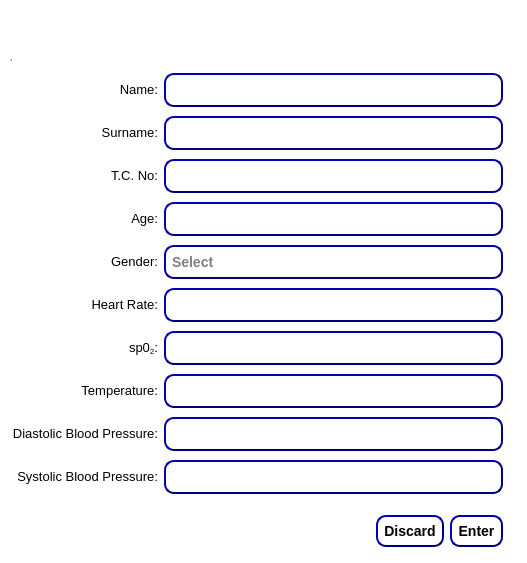
Qt form ui_files/ManualEntryWindow.ui (bburakcetinkaya/e-triyaj-ui) before a commit.
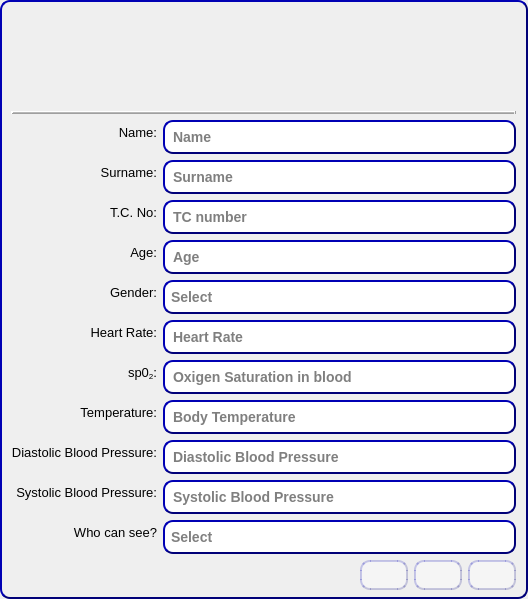
The same form after that commit. Icons and pictures are not drawn.

Patch:
```diff
--- a/ui_files/ManualEntryWindow.ui
+++ b/ui_files/ManualEntryWindow.ui
@@ -6,19 +6,19 @@
    <rect>
     <x>0</x>
     <y>0</y>
-    <width>527</width>
-    <height>563</height>
+    <width>528</width>
+    <height>599</height>
    </rect>
   </property>
   <property name="sizePolicy">
-   <sizepolicy hsizetype="Fixed" vsizetype="Fixed">
+   <sizepolicy hsizetype="MinimumExpanding" vsizetype="MinimumExpanding">
     <horstretch>0</horstretch>
     <verstretch>0</verstretch>
    </sizepolicy>
   </property>
   <property name="minimumSize">
    <size>
-    <width>0</width>
+    <width>96</width>
     <height>0</height>
    </size>
   </property>
@@ -32,17 +32,46 @@
    <string>Manual Entry</string>
   </property>
   <property name="styleSheet">
-   <string notr="true">background-color: rgb(255, 255, 255);</string>
+   <string notr="true">#manualEntryWindow
+{
+
+background-image: url(:);
+background-repeat: no-repeat;
+background-position: center;
+
+    border-style: outset;
+    border-width: 2px;
+    border-radius: 10px;
+    border-color: rgb(0, 0, 120);
+    min-width: 5em;
+    padding: 6px;
+}</string>
   </property>
+  <widget class="QWidget" name="verticalLayoutWidget">
+   <property name="geometry">
+    <rect>
+     <x>11</x>
+     <y>11</y>
+     <width>505</width>
+     <height>579</height>
+    </rect>
+   </property>
+   <layout class="QVBoxLayout" name="verticalLayout">
+    <item>
+     <widget class="QLabel" name="label_2">
+      <property name="text">
+       <string/>
+      </property>
+      <property name="pixmap">
+       <pixmap>../logo/e-triage_manual_entry_form.png</pixmap>
+      </property>
+      <property name="alignment">
+       <set>Qt::AlignCenter</set>
+      </property>
+     </widget>
+    </item>
+    <item>
   <widget class="Line" name="line">
-   <property name="geometry">
-    <rect>
-     <x>10</x>
-     <y>50</y>
-     <width>491</width>
-     <height>16</height>
-    </rect>
-   </property>
    <property name="frameShadow">
     <enum>QFrame::Raised</enum>
    </property>
@@ -56,39 +85,72 @@
     <enum>Qt::Horizontal</enum>
    </property>
   </widget>
-  <widget class="QLabel" name="label_2">
-   <property name="geometry">
-    <rect>
-     <x>12</x>
-     <y>12</y>
-     <width>503</width>
-     <height>51</height>
-    </rect>
-   </property>
-   <property name="text">
-    <string/>
-   </property>
-   <property name="pixmap">
-    <pixmap>../logo/e-triage_manual_entry_form.png</pixmap>
-   </property>
-  </widget>
-  <widget class="QWidget" name="">
-   <property name="geometry">
-    <rect>
-     <x>12</x>
-     <y>70</y>
-     <width>491</width>
-     <height>435</height>
-    </rect>
-   </property>
-   <layout class="QGridLayout" name="gridLayout_2">
+    </item>
+    <item>
+     <layout class="QFormLayout" name="formLayout">
+      <property name="labelAlignment">
+       <set>Qt::AlignRight|Qt::AlignTrailing|Qt::AlignVCenter</set>
+      </property>
     <item row="0" column="0">
      <widget class="QLabel" name="nameLabel">
+        <property name="styleSheet">
+         <string notr="true">QLabel 
+{
+	background-color: &quot;transparent&quot;
+}</string>
+        </property>
       <property name="text">
        <string>&lt;html&gt;&lt;head/&gt;&lt;body&gt;&lt;p align=&quot;right&quot;&gt;&lt;span style=&quot; font-size:10pt;&quot;&gt;Name:&lt;/span&gt;&lt;/p&gt;&lt;/body&gt;&lt;/html&gt;</string>
       </property>
      </widget>
     </item>
+      <item row="0" column="1">
+       <widget class="QLineEdit" name="nameEdit">
+        <property name="styleSheet">
+         <string notr="true">QLineEdit {
+    background-color:  rgb(255,255,255);
+    border-style: outset;
+    border-width: 2px;
+    border-radius: 10px;
+    border-color: rgb(0, 0, 120);
+    font: bold 14px;
+	color: black;
+    min-width: 5em;
+    padding: 6px;
+}</string>
+        </property>
+        <property name="placeholderText">
+         <string>Name</string>
+        </property>
+       </widget>
+      </item>
+      <item row="1" column="0">
+       <widget class="QLabel" name="surnameLabel">
+        <property name="text">
+         <string>&lt;html&gt;&lt;head/&gt;&lt;body&gt;&lt;p align=&quot;right&quot;&gt;&lt;span style=&quot; font-size:10pt;&quot;&gt;Surname:&lt;/span&gt;&lt;/p&gt;&lt;/body&gt;&lt;/html&gt;</string>
+        </property>
+       </widget>
+      </item>
+      <item row="1" column="1">
+       <widget class="QLineEdit" name="surnameEdit">
+        <property name="styleSheet">
+         <string notr="true">QLineEdit {
+    background-color:  rgb(255,255,255);
+    border-style: outset;
+    border-width: 2px;
+    border-radius: 10px;
+    border-color: rgb(0, 0, 120);
+    font: bold 14px;
+	color: black;
+    min-width: 5em;
+    padding: 6px;
+}</string>
+        </property>
+        <property name="placeholderText">
+         <string>Surname</string>
+        </property>
+       </widget>
+      </item>
     <item row="2" column="0">
      <widget class="QLabel" name="tcLabel">
       <property name="text">
@@ -96,24 +158,23 @@
       </property>
      </widget>
     </item>
-    <item row="8" column="0">
-     <widget class="QLabel" name="diastBPLabel">
-      <property name="text">
-       <string>&lt;html&gt;&lt;head/&gt;&lt;body&gt;&lt;p align=&quot;right&quot;&gt;&lt;span style=&quot; font-size:10pt;&quot;&gt;Diastolic Blood Pressure:&lt;/span&gt;&lt;/p&gt;&lt;/body&gt;&lt;/html&gt;</string>
-      </property>
-     </widget>
-    </item>
-    <item row="6" column="0">
-     <widget class="QLabel" name="spo2Label">
-      <property name="text">
-       <string>&lt;html&gt;&lt;head/&gt;&lt;body&gt;&lt;p align=&quot;right&quot;&gt;&lt;span style=&quot; font-size:10pt;&quot;&gt;sp0&lt;/span&gt;&lt;span style=&quot; font-size:10pt; vertical-align:sub;&quot;&gt;2&lt;/span&gt;&lt;span style=&quot; font-size:10pt;&quot;&gt;:&lt;/span&gt;&lt;/p&gt;&lt;/body&gt;&lt;/html&gt;</string>
-      </property>
-     </widget>
-    </item>
-    <item row="9" column="0">
-     <widget class="QLabel" name="sysBPLabel">
-      <property name="text">
-       <string>&lt;html&gt;&lt;head/&gt;&lt;body&gt;&lt;p align=&quot;right&quot;&gt;&lt;span style=&quot; font-size:10pt;&quot;&gt;Systolic Blood Pressure:&lt;/span&gt;&lt;/p&gt;&lt;/body&gt;&lt;/html&gt;</string>
+      <item row="2" column="1">
+       <widget class="QLineEdit" name="tcEdit">
+        <property name="styleSheet">
+         <string notr="true">QLineEdit {
+    background-color:  rgb(255,255,255);
+    border-style: outset;
+    border-width: 2px;
+    border-radius: 10px;
+    border-color: rgb(0, 0, 120);
+    font: bold 14px;
+	color: black;
+    min-width: 5em;
+    padding: 6px;
+}</string>
+        </property>
+        <property name="placeholderText">
+         <string>TC number</string>
       </property>
      </widget>
     </item>
@@ -124,6 +185,26 @@
       </property>
      </widget>
     </item>
+      <item row="3" column="1">
+       <widget class="QLineEdit" name="ageEdit">
+        <property name="styleSheet">
+         <string notr="true">QLineEdit {
+    background-color:  rgb(255,255,255);
+    border-style: outset;
+    border-width: 2px;
+    border-radius: 10px;
+    border-color: rgb(0, 0, 120);
+    font: bold 14px;
+	color: black;
+    min-width: 5em;
+    padding: 6px;
+}</string>
+        </property>
+        <property name="placeholderText">
+         <string>Age</string>
+        </property>
+       </widget>
+      </item>
     <item row="4" column="0">
      <widget class="QLabel" name="genderLabel">
       <property name="text">
@@ -131,13 +212,6 @@
       </property>
      </widget>
     </item>
-    <item row="5" column="0">
-     <widget class="QLabel" name="heartRateLabel">
-      <property name="text">
-       <string>&lt;html&gt;&lt;head/&gt;&lt;body&gt;&lt;p align=&quot;right&quot;&gt;&lt;span style=&quot; font-size:10pt;&quot;&gt;Heart Rate:&lt;/span&gt;&lt;/p&gt;&lt;/body&gt;&lt;/html&gt;</string>
-      </property>
-     </widget>
-    </item>
     <item row="4" column="1">
      <widget class="QComboBox" name="genderComboBox">
       <property name="contextMenuPolicy">
@@ -199,85 +273,10 @@
       </item>
      </widget>
     </item>
-    <item row="1" column="0">
-     <widget class="QLabel" name="surnameLabel">
+      <item row="5" column="0">
+       <widget class="QLabel" name="heartRateLabel">
       <property name="text">
-       <string>&lt;html&gt;&lt;head/&gt;&lt;body&gt;&lt;p align=&quot;right&quot;&gt;&lt;span style=&quot; font-size:10pt;&quot;&gt;Surname:&lt;/span&gt;&lt;/p&gt;&lt;/body&gt;&lt;/html&gt;</string>
-      </property>
-     </widget>
-    </item>
-    <item row="7" column="0">
-     <widget class="QLabel" name="temperatureLabel">
-      <property name="text">
-       <string>&lt;html&gt;&lt;head/&gt;&lt;body&gt;&lt;p align=&quot;right&quot;&gt;&lt;span style=&quot; font-size:10pt;&quot;&gt;Temperature:&lt;/span&gt;&lt;/p&gt;&lt;/body&gt;&lt;/html&gt;</string>
-      </property>
-     </widget>
-    </item>
-    <item row="0" column="1">
-     <widget class="QLineEdit" name="nameEdit">
-      <property name="styleSheet">
-       <string notr="true">QLineEdit {
-    background-color:  rgb(255,255,255);
-    border-style: outset;
-    border-width: 2px;
-    border-radius: 10px;
-    border-color: rgb(0, 0, 120);
-    font: bold 14px;
-	color: black;
-    min-width: 5em;
-    padding: 6px;
-}</string>
-      </property>
-     </widget>
-    </item>
-    <item row="1" column="1">
-     <widget class="QLineEdit" name="surnameEdit">
-      <property name="styleSheet">
-       <string notr="true">QLineEdit {
-    background-color:  rgb(255,255,255);
-    border-style: outset;
-    border-width: 2px;
-    border-radius: 10px;
-    border-color: rgb(0, 0, 120);
-    font: bold 14px;
-	color: black;
-    min-width: 5em;
-    padding: 6px;
-}</string>
-      </property>
-     </widget>
-    </item>
-    <item row="2" column="1">
-     <widget class="QLineEdit" name="tcEdit">
-      <property name="styleSheet">
-       <string notr="true">QLineEdit {
-    background-color:  rgb(255,255,255);
-    border-style: outset;
-    border-width: 2px;
-    border-radius: 10px;
-    border-color: rgb(0, 0, 120);
-    font: bold 14px;
-	color: black;
-    min-width: 5em;
-    padding: 6px;
-}</string>
-      </property>
-     </widget>
-    </item>
-    <item row="3" column="1">
-     <widget class="QLineEdit" name="ageEdit">
-      <property name="styleSheet">
-       <string notr="true">QLineEdit {
-    background-color:  rgb(255,255,255);
-    border-style: outset;
-    border-width: 2px;
-    border-radius: 10px;
-    border-color: rgb(0, 0, 120);
-    font: bold 14px;
-	color: black;
-    min-width: 5em;
-    padding: 6px;
-}</string>
+         <string>&lt;html&gt;&lt;head/&gt;&lt;body&gt;&lt;p align=&quot;right&quot;&gt;&lt;span style=&quot; font-size:10pt;&quot;&gt;Heart Rate:&lt;/span&gt;&lt;/p&gt;&lt;/body&gt;&lt;/html&gt;</string>
       </property>
      </widget>
     </item>
@@ -296,6 +295,16 @@
     padding: 6px;
 }</string>
       </property>
+        <property name="placeholderText">
+         <string>Heart Rate</string>
+        </property>
+       </widget>
+      </item>
+      <item row="6" column="0">
+       <widget class="QLabel" name="spo2Label">
+        <property name="text">
+         <string>&lt;html&gt;&lt;head/&gt;&lt;body&gt;&lt;p align=&quot;right&quot;&gt;&lt;span style=&quot; font-size:10pt;&quot;&gt;sp0&lt;/span&gt;&lt;span style=&quot; font-size:10pt; vertical-align:sub;&quot;&gt;2&lt;/span&gt;&lt;span style=&quot; font-size:10pt;&quot;&gt;:&lt;/span&gt;&lt;/p&gt;&lt;/body&gt;&lt;/html&gt;</string>
+        </property>
      </widget>
     </item>
     <item row="6" column="1">
@@ -313,6 +322,16 @@
     padding: 6px;
 }</string>
       </property>
+        <property name="placeholderText">
+         <string>Oxigen Saturation in blood</string>
+        </property>
+       </widget>
+      </item>
+      <item row="7" column="0">
+       <widget class="QLabel" name="temperatureLabel">
+        <property name="text">
+         <string>&lt;html&gt;&lt;head/&gt;&lt;body&gt;&lt;p align=&quot;right&quot;&gt;&lt;span style=&quot; font-size:10pt;&quot;&gt;Temperature:&lt;/span&gt;&lt;/p&gt;&lt;/body&gt;&lt;/html&gt;</string>
+        </property>
      </widget>
     </item>
     <item row="7" column="1">
@@ -330,6 +349,16 @@
     padding: 6px;
 }</string>
       </property>
+        <property name="placeholderText">
+         <string>Body Temperature</string>
+        </property>
+       </widget>
+      </item>
+      <item row="8" column="0">
+       <widget class="QLabel" name="diastBPLabel">
+        <property name="text">
+         <string>&lt;html&gt;&lt;head/&gt;&lt;body&gt;&lt;p align=&quot;right&quot;&gt;&lt;span style=&quot; font-size:10pt;&quot;&gt;Diastolic Blood Pressure:&lt;/span&gt;&lt;/p&gt;&lt;/body&gt;&lt;/html&gt;</string>
+        </property>
      </widget>
     </item>
     <item row="8" column="1">
@@ -347,6 +376,16 @@
     padding: 6px;
 }</string>
       </property>
+        <property name="placeholderText">
+         <string>Diastolic Blood Pressure</string>
+        </property>
+       </widget>
+      </item>
+      <item row="9" column="0">
+       <widget class="QLabel" name="sysBPLabel">
+        <property name="text">
+         <string>&lt;html&gt;&lt;head/&gt;&lt;body&gt;&lt;p align=&quot;right&quot;&gt;&lt;span style=&quot; font-size:10pt;&quot;&gt;Systolic Blood Pressure:&lt;/span&gt;&lt;/p&gt;&lt;/body&gt;&lt;/html&gt;</string>
+        </property>
      </widget>
     </item>
     <item row="9" column="1">
@@ -364,73 +403,76 @@
     padding: 6px;
 }</string>
       </property>
-     </widget>
-    </item>
-   </layout>
-  </widget>
-  <widget class="QWidget" name="">
-   <property name="geometry">
-    <rect>
-     <x>12</x>
-     <y>512</y>
-     <width>491</width>
-     <height>39</height>
-    </rect>
-   </property>
-   <layout class="QGridLayout" name="gridLayout_4">
-    <item row="0" column="1">
-     <layout class="QGridLayout" name="gridLayout_5">
-      <item row="0" column="1">
-       <widget class="QPushButton" name="manualEntryEnterButton">
+        <property name="placeholderText">
+         <string>Systolic Blood Pressure</string>
+        </property>
+       </widget>
+      </item>
+      <item row="10" column="0">
+       <widget class="QLabel" name="onlyMyDoctor_label">
+        <property name="text">
+         <string>&lt;html&gt;&lt;head/&gt;&lt;body&gt;&lt;p align=&quot;right&quot;&gt;&lt;span style=&quot; font-size:10pt;&quot;&gt;Who can see?&lt;/span&gt;&lt;/p&gt;&lt;/body&gt;&lt;/html&gt;</string>
+        </property>
+       </widget>
+      </item>
+      <item row="10" column="1">
+       <widget class="QComboBox" name="onlyMyDoctor_comboBox">
+        <property name="contextMenuPolicy">
+         <enum>Qt::CustomContextMenu</enum>
+        </property>
         <property name="styleSheet">
-         <string notr="true">QPushButton {
+         <string notr="true">QComboBox{
     background-color:  rgb(255,255,255);
     border-style: outset;
     border-width: 2px;
     border-radius: 10px;
     border-color: rgb(0, 0, 120);
     font: bold 14px;
-	color: black;
-    min-width: 5em;
+	color: grey;
+    min-width: 10em;
     padding: 6px;
 }
-QPushButton:pressed {
-    background-color: rgb(0, 0, 150);
-    border-style: inset;
+QComboBox::drop-down 
+{
+    border: 0px; /* This seems to replace the whole arrow of the combo box */
+}
+QComboBox::down-arrow {
+    image: url(../logo/down_arrow.png);
+    width: 14px;
+    height: 14px;
 }</string>
         </property>
+        <property name="iconSize">
+         <size>
+          <width>16</width>
+          <height>16</height>
+         </size>
+        </property>
+        <property name="frame">
+         <bool>false</bool>
+        </property>
+        <item>
         <property name="text">
-         <string>Enter</string>
-        </property>
-       </widget>
-      </item>
-      <item row="0" column="0">
-       <widget class="QPushButton" name="manualEntryDiscardButton">
-        <property name="styleSheet">
-         <string notr="true">QPushButton {
-    background-color:  rgb(255,255,255);
-    border-style: outset;
-    border-width: 2px;
-    border-radius: 10px;
-    border-color: rgb(0, 0, 120);
-    font: bold 14px;
-	color: black;
-    min-width: 5em;
-    padding: 6px;
-}
-QPushButton:pressed {
-    background-color: rgb(0, 0, 150);
-    border-style: inset;
-}</string>
-        </property>
+          <string>Select</string>
+         </property>
+        </item>
+        <item>
+         <property name="text">
+          <string>Only my doctor</string>
+         </property>
+        </item>
+        <item>
         <property name="text">
-         <string>Discard</string>
-        </property>
+          <string>Every doctor</string>
+         </property>
+        </item>
        </widget>
       </item>
      </layout>
     </item>
-    <item row="0" column="0">
+    <item>
+     <layout class="QHBoxLayout" name="horizontalLayout">
+      <item>
      <spacer name="horizontalSpacer_3">
       <property name="orientation">
        <enum>Qt::Horizontal</enum>
@@ -442,6 +484,107 @@
        </size>
       </property>
      </spacer>
+      </item>
+      <item>
+       <widget class="QPushButton" name="manualEntryDiscardButton">
+        <property name="toolTip">
+         <string>Discard</string>
+        </property>
+        <property name="styleSheet">
+         <string notr="true">#manualEntryDiscardButton
+{
+    background-color:  rgb(255,255,255,100);
+    border-style: outset;
+    border-width: 2px;
+    border-radius: 10px;
+    border-color: rgb(0, 0, 120,50);
+    min-width: 1em;
+    padding: 6px;
+
+}
+QPushButton:pressed
+ {
+    background-color: rgb(0, 0, 150);
+    border-style: inset;
+}</string>
+        </property>
+        <property name="text">
+         <string/>
+        </property>
+        <property name="icon">
+         <iconset>
+          <normalon>../logo/discard.png</normalon>
+         </iconset>
+        </property>
+       </widget>
+      </item>
+      <item>
+       <widget class="QPushButton" name="manualEntryEnterButton">
+        <property name="toolTip">
+         <string>Enter</string>
+        </property>
+        <property name="styleSheet">
+         <string notr="true">#manualEntryEnterButton
+{
+    background-color:  rgb(255,255,255,100);
+    border-style: outset;
+    border-width: 2px;
+    border-radius: 10px;
+    border-color: rgb(0, 0, 120,50);
+    min-width: 1em;
+    padding: 6px;
+
+}
+QPushButton:pressed
+ {
+    background-color: rgb(0, 0, 150);
+    border-style: inset;
+}</string>
+        </property>
+        <property name="text">
+         <string/>
+        </property>
+        <property name="icon">
+         <iconset>
+          <normalon>../logo/green_tick.png</normalon>
+         </iconset>
+        </property>
+       </widget>
+      </item>
+      <item>
+       <widget class="QPushButton" name="exitButton">
+        <property name="toolTip">
+         <string>Exit</string>
+        </property>
+        <property name="styleSheet">
+         <string notr="true">#exitButton
+{
+    background-color:  rgb(255,255,255,100);
+    border-style: outset;
+    border-width: 2px;
+    border-radius: 10px;
+    border-color: rgb(0, 0, 120,50);
+    min-width: 1em;
+    padding: 6px;
+
+}
+QPushButton:pressed
+ {
+    background-color: rgb(0, 0, 150);
+    border-style: inset;
+}</string>
+        </property>
+        <property name="text">
+         <string/>
+        </property>
+        <property name="icon">
+         <iconset>
+          <normalon>../logo/power-off.png</normalon>
+         </iconset>
+        </property>
+       </widget>
+      </item>
+     </layout>
     </item>
    </layout>
   </widget>
```
Lines whose indentation alone changed are shown as unchanged.
